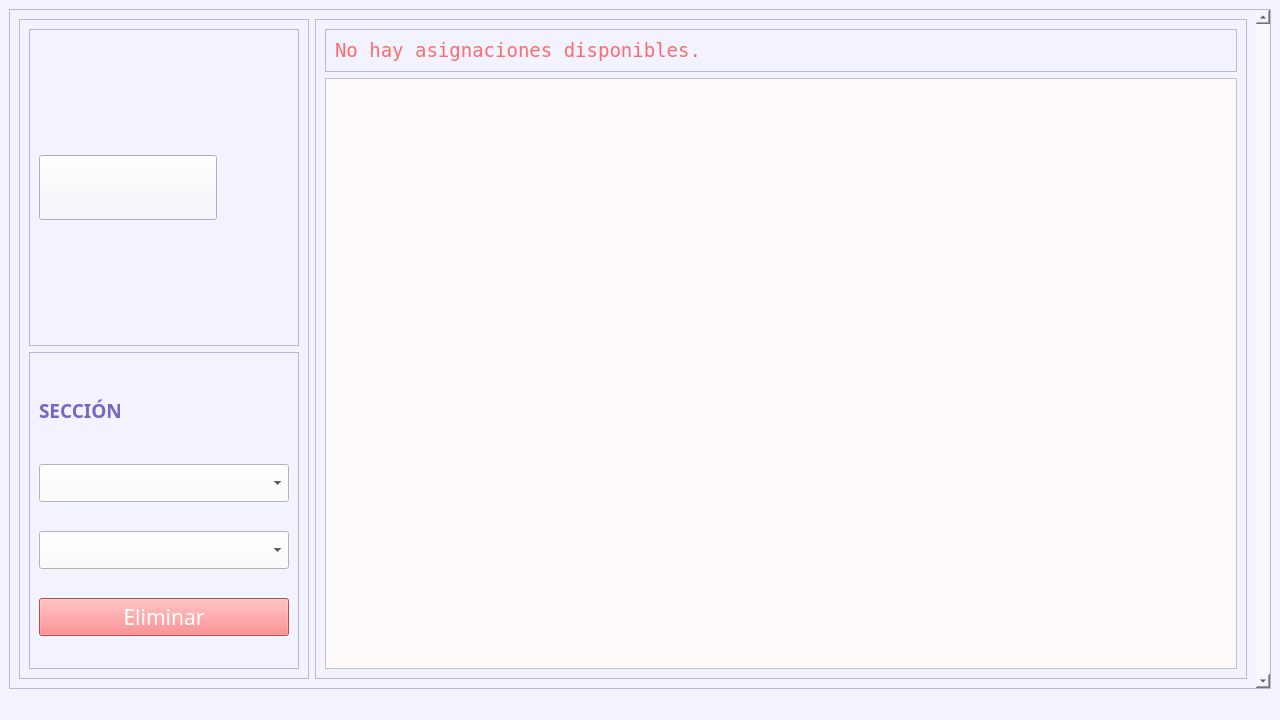
The window that ui/sectionwindow.ui (GleymarP/WynPlan) describes before a commit, drawn with Qt 5.
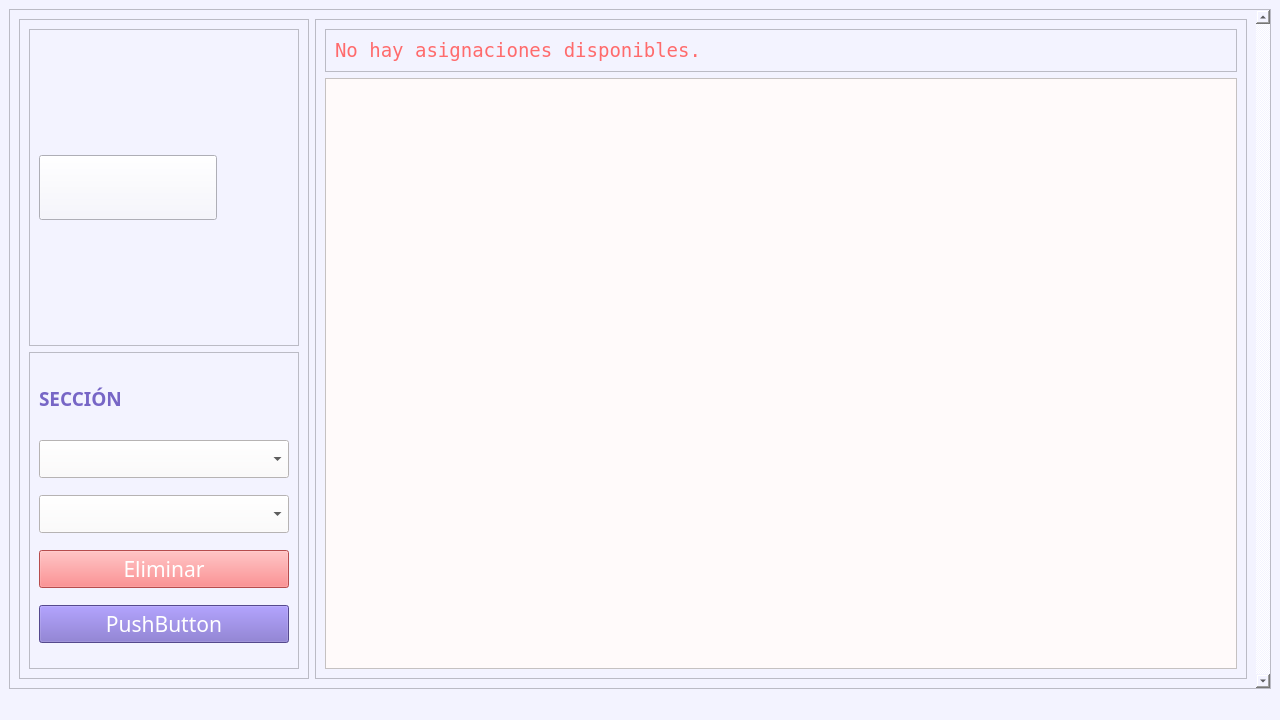
The same window after the commit. Icons and pictures are not drawn.

Commit message: Adding assign -  dialog

```diff
--- a/ui/sectionwindow.ui
+++ b/ui/sectionwindow.ui
@@ -38,7 +38,7 @@
          <x>0</x>
          <y>0</y>
          <width>1246</width>
-         <height>678</height>
+         <height>677</height>
         </rect>
        </property>
        <layout class="QHBoxLayout" name="horizontalLayout">
@@ -196,6 +196,23 @@
                 </property>
                </widget>
               </item>
+              <item>
+               <widget class="QPushButton" name="pushButton_assign_professor">
+                <property name="font">
+                 <font>
+                  <family>Montserrat</family>
+                  <pointsize>16</pointsize>
+                 </font>
+                </property>
+                <property name="styleSheet">
+                 <string notr="true">background-color: rgb(119, 102, 198);
+color: rgb(255, 255, 255);</string>
+                </property>
+                <property name="text">
+                 <string>PushButton</string>
+                </property>
+               </widget>
+              </item>
              </layout>
             </widget>
            </item>
```
Left out of the diff: 2 changed lines with no effect on the pictures. The commit also changes 7 other files.
